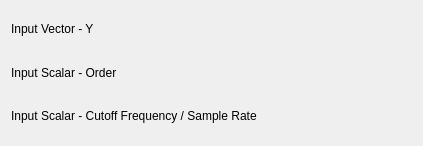
Old version of the form src/plugins/filters/butterworth_lowpass/filterbutterworthlowpassconfig.ui in the repository Kst-plot/kst.
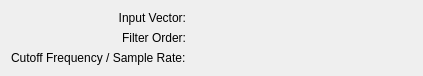
New version of the form. Custom widgets are drawn as their Qt base class.

Diff of the .ui file:
```diff
--- a/src/plugins/filters/butterworth_lowpass/filterbutterworthlowpassconfig.ui
+++ b/src/plugins/filters/butterworth_lowpass/filterbutterworthlowpassconfig.ui
@@ -1,12 +1,12 @@
 <ui version="4.0" >
  <class>FilterButterworthLowPassConfig</class>
- <widget class="QWidget" name="FilterButterworthLowPassConfig" >
-  <property name="geometry" >
+ <widget class="QWidget" name="FilterButterworthLowPassConfig">
+  <property name="geometry">
    <rect>
     <x>0</x>
     <y>0</y>
     <width>423</width>
-    <height>146</height>
+    <height>75</height>
    </rect>
   </property>
   <property name="minimumSize" >
@@ -15,125 +15,80 @@
     <height>0</height>
    </size>
   </property>
-  <layout class="QVBoxLayout" name="verticalLayout" >
-   <item>
-    <layout class="QHBoxLayout" name="horizontalLayout_3" >
-     <item>
-      <widget class="QLabel" name="label_3" >
-       <property name="sizePolicy" >
-        <sizepolicy vsizetype="Fixed" hsizetype="Fixed" >
+  <layout class="QGridLayout" name="gridLayout">
+   <item row="0" column="0">
+    <widget class="QLabel" name="label_3">
+     <property name="sizePolicy">
+      <sizepolicy hsizetype="Preferred" vsizetype="Fixed">
          <horstretch>0</horstretch>
          <verstretch>0</verstretch>
         </sizepolicy>
        </property>
-       <property name="text" >
-        <string>Input Vector - Y</string>
-       </property>
-       <property name="wordWrap" >
+     <property name="text">
+      <string>Input Vector:</string>
+     </property>
+     <property name="alignment">
+      <set>Qt::AlignRight|Qt::AlignTrailing|Qt::AlignVCenter</set>
+     </property>
+     <property name="wordWrap">
         <bool>false</bool>
        </property>
       </widget>
      </item>
-     <item>
-      <spacer name="horizontalSpacer" >
-       <property name="orientation" >
-        <enum>Qt::Horizontal</enum>
-       </property>
-       <property name="sizeHint" stdset="0" >
-        <size>
-         <width>40</width>
-         <height>20</height>
-        </size>
-       </property>
-      </spacer>
-     </item>
-     <item>
-      <widget class="Kst::VectorSelector" native="1" name="_vector" >
-       <property name="sizePolicy" >
-        <sizepolicy vsizetype="Preferred" hsizetype="Expanding" >
+   <item row="0" column="1">
+    <widget class="Kst::VectorSelector" name="_vector" native="true">
+     <property name="sizePolicy">
+      <sizepolicy hsizetype="Expanding" vsizetype="Preferred">
          <horstretch>0</horstretch>
          <verstretch>0</verstretch>
         </sizepolicy>
        </property>
       </widget>
      </item>
-    </layout>
-   </item>
-   <item>
-    <layout class="QHBoxLayout" name="horizontalLayout_2" >
-     <item>
-      <widget class="QLabel" name="label_4" >
-       <property name="sizePolicy" >
-        <sizepolicy vsizetype="Fixed" hsizetype="Fixed" >
+   <item row="1" column="0">
+    <widget class="QLabel" name="label_4">
+     <property name="sizePolicy">
+      <sizepolicy hsizetype="Preferred" vsizetype="Fixed">
          <horstretch>0</horstretch>
          <verstretch>0</verstretch>
         </sizepolicy>
        </property>
-       <property name="text" >
-        <string>Input Scalar - Order</string>
-       </property>
-       <property name="wordWrap" >
+     <property name="text">
+      <string>Filter Order:</string>
+     </property>
+     <property name="alignment">
+      <set>Qt::AlignRight|Qt::AlignTrailing|Qt::AlignVCenter</set>
+     </property>
+     <property name="wordWrap">
         <bool>false</bool>
        </property>
       </widget>
      </item>
-     <item>
-      <spacer name="horizontalSpacer_2" >
-       <property name="orientation" >
-        <enum>Qt::Horizontal</enum>
-       </property>
-       <property name="sizeHint" stdset="0" >
-        <size>
-         <width>40</width>
-         <height>20</height>
-        </size>
-       </property>
-      </spacer>
-     </item>
-     <item>
-      <widget class="Kst::ScalarSelector" native="1" name="_scalarOrder" />
-     </item>
-    </layout>
-   </item>
-   <item>
-    <layout class="QHBoxLayout" name="horizontalLayout" >
-     <item>
-      <widget class="QLabel" name="label_5" >
-       <property name="sizePolicy" >
-        <sizepolicy vsizetype="Fixed" hsizetype="Fixed" >
+   <item row="1" column="1">
+    <widget class="Kst::ScalarSelector" name="_scalarOrder" native="true"/>
+   </item>
+   <item row="2" column="0">
+    <widget class="QLabel" name="label_5">
+     <property name="sizePolicy">
+      <sizepolicy hsizetype="Fixed" vsizetype="Fixed">
          <horstretch>0</horstretch>
          <verstretch>0</verstretch>
         </sizepolicy>
        </property>
-       <property name="text" >
-        <string>Input Scalar - Cutoff Frequency / Sample Rate</string>
-       </property>
-       <property name="wordWrap" >
+     <property name="text">
+      <string>Cutoff Frequency / Sample Rate:</string>
+     </property>
+     <property name="wordWrap">
         <bool>false</bool>
        </property>
       </widget>
      </item>
-     <item>
-      <spacer name="horizontalSpacer_3" >
-       <property name="orientation" >
-        <enum>Qt::Horizontal</enum>
-       </property>
-       <property name="sizeHint" stdset="0" >
-        <size>
-         <width>40</width>
-         <height>20</height>
-        </size>
-       </property>
-      </spacer>
-     </item>
-     <item>
-      <widget class="Kst::ScalarSelector" native="1" name="_scalarCutoff" />
-     </item>
-    </layout>
-   </item>
-  </layout>
+   <item row="2" column="1">
+    <widget class="Kst::ScalarSelector" name="_scalarCutoff" native="true"/>
+   </item>
+  </layout>
  </widget>
- <layoutdefault spacing="6" margin="11" />
+ <layoutdefault spacing="6" margin="11"/>
  <pixmapfunction>qPixmapFromMimeSource</pixmapfunction>
  <customwidgets>
   <customwidget>
```
Left out of the diff: 5 changed lines with no effect on the pictures. Lines whose indentation alone changed are shown as unchanged.
